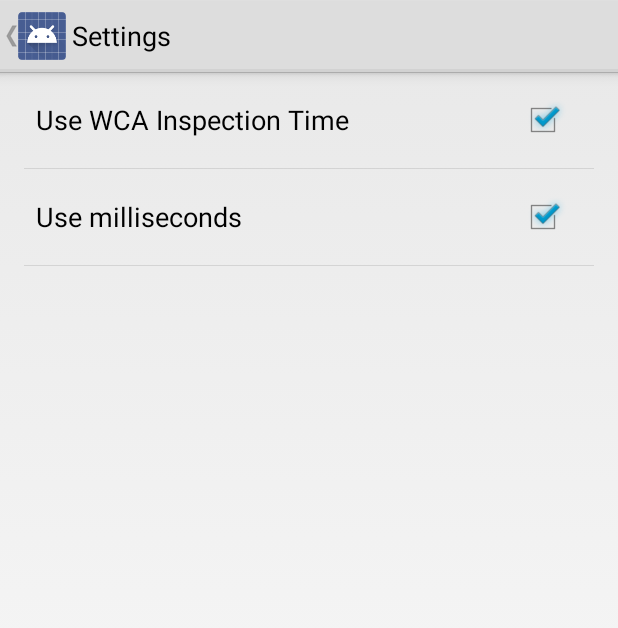
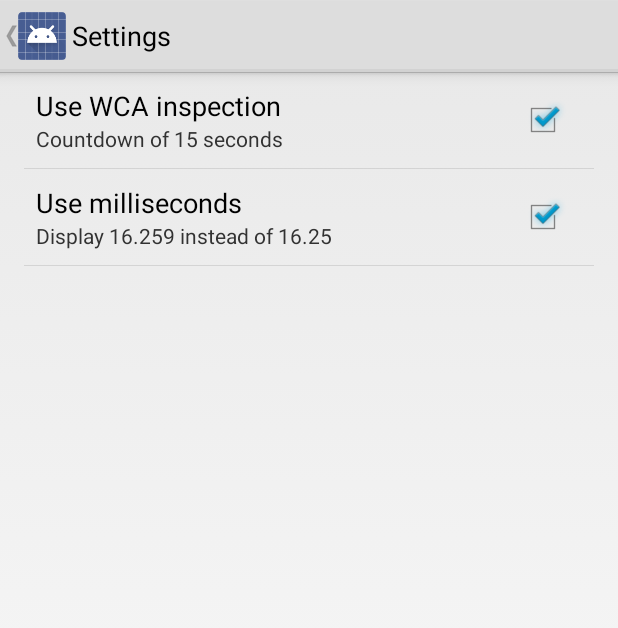
Before and after one commit to j89789/SpeedcubeTimer, an Android app: the SettingsActivity screen opened directly, with no data from a screen before it, on a phone screen of 412 x 824 dp. Shown: the top 628 px of the screen. Run offline under Robolectric (Android 15) with nearby library versions, the phone set to English and light mode, and no system bars.

Commit message:
Update strings.xml

```diff
--- a/app/src/main/res/values/strings.xml
+++ b/app/src/main/res/values/strings.xml
@@ -1,4 +1,8 @@
 <resources>
     <string name="app_name">Speedcube Timer</string>
     <string name="action_settings">Settings</string>
+    <string name="pref_useInspectionTime">Use WCA inspection</string>
+    <string name="pref_useInspectionTime_summery">Countdown of 15 seconds</string>
+    <string name="pref_useMilliseconds">Use milliseconds</string>
+    <string name="pref_useMilliseconds_summery">Display 16.259 instead of 16.25</string>
 </resources>
--- a/app/src/main/res/xml/activity_settings.xml
+++ b/app/src/main/res/xml/activity_settings.xml
@@ -2,12 +2,14 @@
 <PreferenceScreen xmlns:android="http://schemas.android.com/apk/res/android">
     <CheckBoxPreference
         android:key="inspectionTimeEnable"
-        android:title="Use WCA Inspection Time"
+        android:title="@string/pref_useInspectionTime"
+        android:summary="@string/pref_useInspectionTime_summery"
         android:defaultValue="true" />
 
     <CheckBoxPreference
         android:key="useMilliseconds"
-        android:title="Use milliseconds"
+        android:title="@string/pref_useMilliseconds"
+        android:summary="@string/pref_useMilliseconds_summery"
         android:defaultValue="true" />
 
 </PreferenceScreen>
```
